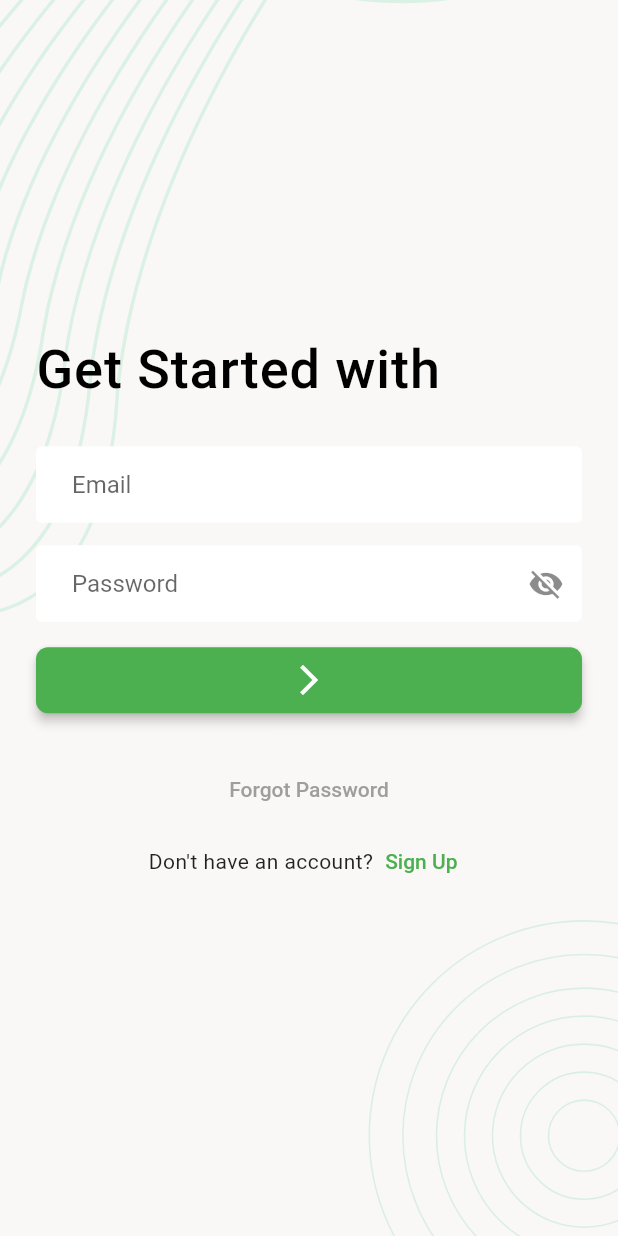
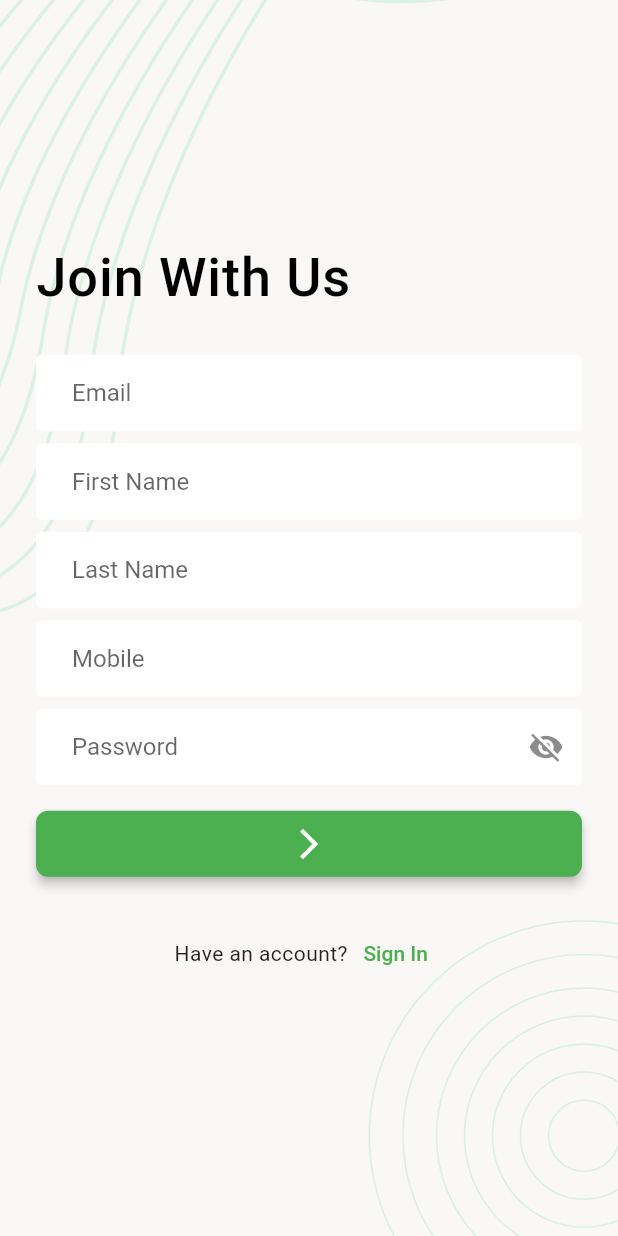
Before and after one commit to musfique113/TaskTracker, a Flutter app: the LoginScreen screen opened directly, after a tap on "Sign Up", on a phone screen of 412 x 824 dp. Run offline on Flutter 3.47's test engine with Material 2 defaults, Android fonts, the phone set to English and light mode, and no system bars; our stand-ins replace flutter_svg, pin_code_fields.

Commit message:
sigin up screed added

```diff
--- a/lib/ui/presentation/screens/login_screen.dart
+++ b/lib/ui/presentation/screens/sign_in_screen.dart
@@ -1,5 +1,6 @@
 import 'package:flutter/material.dart';
 import 'package:taskmanager_ostad/ui/presentation/screens/email_verification_screen.dart';
+import 'package:taskmanager_ostad/ui/presentation/screens/sign_up_screen.dart';
 import 'package:taskmanager_ostad/ui/presentation/widgets/screen_background.dart';
 
 class LoginScreen extends StatefulWidget {
@@ -87,7 +88,9 @@ class _LoginScreenState extends State<LoginScreen> {
                   mainAxisAlignment: MainAxisAlignment.center,
                   children: [
                     const Text("Don't have an account?",style: TextStyle(fontSize: 14,fontWeight: FontWeight.w400,letterSpacing: 0.3),),
-                    TextButton(onPressed: () {}, child: const Text("Sign Up"))
+                    TextButton(onPressed: () {
+                      Navigator.push(context, MaterialPageRoute(builder: (context)=>SignUpScreen()));
+                    }, child: const Text("Sign Up"))
                   ],
                 )
               ],
--- /dev/null
+++ b/lib/ui/presentation/screens/sign_up_screen.dart
@@ -0,0 +1,125 @@
+import 'package:flutter/material.dart';
+import 'package:taskmanager_ostad/ui/presentation/screens/email_verification_screen.dart';
+import 'package:taskmanager_ostad/ui/presentation/screens/sign_in_screen.dart';
+import 'package:taskmanager_ostad/ui/presentation/widgets/screen_background.dart';
+
+class SignUpScreen extends StatefulWidget {
+  // LoginScreen({super.key});
+
+  @override
+  State<SignUpScreen> createState() => _SignUpScreenState();
+}
+
+class _SignUpScreenState extends State<SignUpScreen> {
+  bool _passwordVisible = false;
+
+  @override
+  Widget build(BuildContext context) {
+    return Scaffold(
+      body: ScreenBackground(
+        child: SafeArea(
+          child: Padding(
+            padding: const EdgeInsets.all(24),
+            child: Column(
+              mainAxisAlignment: MainAxisAlignment.center,
+              crossAxisAlignment: CrossAxisAlignment.start,
+              children: [
+                const Text(
+                  "Join With Us",
+                  style: TextStyle(
+                      fontWeight: FontWeight.w500,
+                      color: Colors.black,
+                      fontSize: 36,
+                      letterSpacing: 0.6),
+                ),
+                const SizedBox(
+                  height: 30,
+                ),
+                const TextField(
+                  keyboardType: TextInputType.emailAddress,
+                  decoration: InputDecoration(
+                    hintText: "Email",
+                  ),
+                ),
+                SizedBox(
+                  height: 8,
+                ),
+                const TextField(
+                  keyboardType: TextInputType.text,
+                  decoration: InputDecoration(
+                    hintText: "First Name",
+                  ),
+                ),
+                SizedBox(
+                  height: 8,
+                ),
+                const TextField(
+                  keyboardType: TextInputType.text,
+                  decoration: InputDecoration(
+                    hintText: "Last Name",
+                  ),
+                ),
+                SizedBox(
+                  height: 8,
+                ),
+                const TextField(
+                  keyboardType: TextInputType.phone,
+                  decoration: InputDecoration(
+                    hintText: "Mobile",
+                  ),
+                ),
+                const SizedBox(
+                  height: 8,
+                ),
+                TextField(
+                  keyboardType: TextInputType.visiblePassword,
+                  obscureText: !_passwordVisible,
+                  decoration: InputDecoration(
+                    hintText: "Password",
+                    suffixIcon: IconButton(
+                      icon: _passwordVisible
+                          ? Icon(Icons.visibility)
+                          : Icon(Icons.visibility_off),
+                      onPressed: () {
+                        setState(() {
+                          _passwordVisible = !_passwordVisible;
+                        });
+                      },
+                    ),
+                  ),
+                ),
+                const SizedBox(
+                  height: 15,
+                ),
+                SizedBox(
+                  width: double.infinity,
+                  child: ElevatedButton(
+                      onPressed: () {},
+                      child: const Icon(Icons.arrow_forward_ios)),
+                ),
+                const SizedBox(
+                  height: 25,
+                ),
+                Row(
+                  mainAxisAlignment: MainAxisAlignment.center,
+                  children: [
+                    const Text(
+                      "Have an account?",
+                      style: TextStyle(
+                          fontSize: 14,
+                          fontWeight: FontWeight.w400,
+                          letterSpacing: 0.3),
+                    ),
+                    TextButton(onPressed: () {
+                      Navigator.push(context, MaterialPageRoute(builder: (context)=> LoginScreen()));
+                    }, child: const Text("Sign In"))
+                  ],
+                )
+              ],
+            ),
+          ),
+        ),
+      ),
+    );
+  }
+}
--- a/lib/ui/presentation/screens/splash_screen.dart
+++ b/lib/ui/presentation/screens/splash_screen.dart
@@ -4,7 +4,7 @@ import 'package:flutter_svg/flutter_svg.dart';
 import '../../utilities/assets_path_utils.dart';
 
 import '../widgets/screen_background.dart';
-import 'login_screen.dart';
+import 'sign_in_screen.dart';
 
 
 class SplashScreen extends StatefulWidget {
--- a/pubspec.yaml
+++ b/pubspec.yaml
@@ -36,6 +36,7 @@ dependencies:
   # The following adds the Cupertino Icons font to your application.
   # Use with the CupertinoIcons class for iOS style icons.
   cupertino_icons: ^1.0.2
+  pin_code_fields: ^8.0.1
 
 dev_dependencies:
   flutter_test:
```
Also changed, not shown: lib/ui/presentation/screens/otp_verification_screen.dart (+6 -3 lines), lib/ui/presentation/screens/rest_password_screen.dart (+93 -0 lines).
